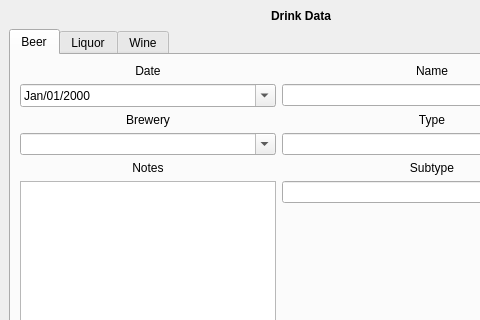
Old version of the form src/mainwindow.ui in the repository minorsecond/BuzzBot; both pictures show x 0 to 480 and y 0 to 320 of the 1006 by 692 pixel window.
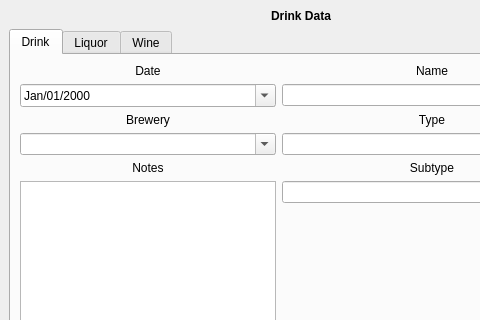
New version of the form.

Diff of the .ui file:
```diff
--- a/src/mainwindow.ui
+++ b/src/mainwindow.ui
@@ -567,7 +567,7 @@
       </property>
       <widget class="QWidget" name="beerTab">
        <attribute name="title">
-        <string>Beer</string>
+        <string>Drink</string>
        </attribute>
        <layout class="QGridLayout" name="gridLayout_7">
         <item row="0" column="0">
```
